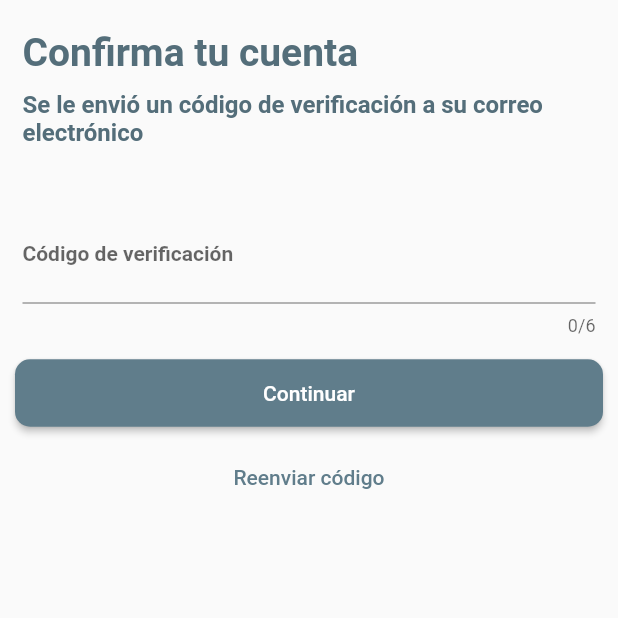
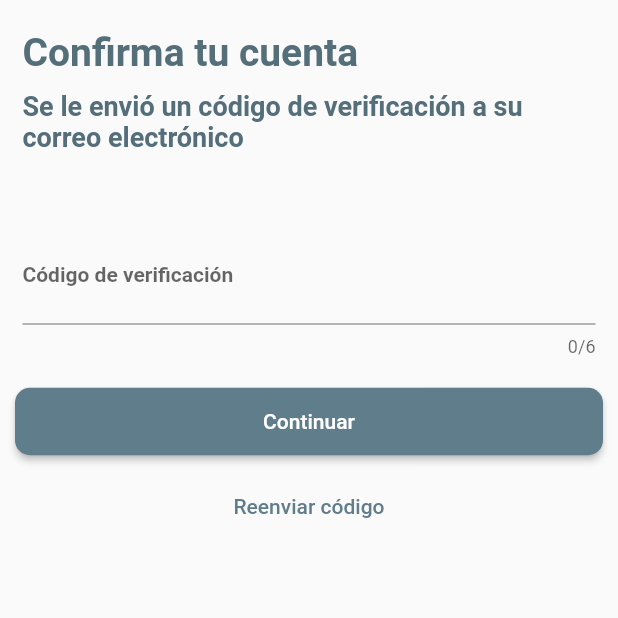
Before and after one commit to jcarloshg/Floky, a Flutter app: the ConfirmAccountScreen screen opened by its route, on a phone screen of 412 x 824 dp, the top half of it. Run offline on Flutter 3.47's test engine with Material 2 defaults, Android fonts, the phone set to English and light mode, and no system bars; our stand-ins replace bloc, flutter_bloc, get_it; missing offline and left inert: amplify_api, amplify_auth_cognito, amplify_flutter, safeprint.

Commit message:
Modify styles from all widgets only margins

```diff
--- a/lib/views/pages/authenticate/singin/login.controller.dart
+++ b/lib/views/pages/authenticate/singin/login.controller.dart
@@ -44,4 +44,10 @@ class LoginController {
     Navigator.pushNamed(context, PageIndex.formRegisterScreen.route);
     // Navigator.pushNamed(context, PageIndex.confirmationRegister.route);
   }
+
+  void goEnterUsername(BuildContext context) {
+    authenticateBloc.cleanState();
+    Navigator.pushNamed(context, PageIndex.enterUsername.route);
+    // Navigator.pushNamed(context, PageIndex.confirmationRegister.route);
+  }
 }
--- a/lib/views/pages/pages.index.dart
+++ b/lib/views/pages/pages.index.dart
@@ -11,6 +11,7 @@
 import 'package:floky/views/pages/activities/activities_by_category/activities_by_category.dart';
 import 'package:floky/views/pages/activities/activities.index.dart';
 import 'package:floky/views/pages/authenticate/authenticate.index.dart';
+import 'package:floky/views/pages/authenticate/reset_pass/screens/enter_username.screen.dart';
 import 'package:floky/views/pages/authenticate/singin/screens/login.screen.dart';
 import 'package:floky/views/pages/authenticate/singup/screens/confirm_account.scree.dart';
 import 'package:floky/views/pages/authenticate/singup/screens/confirmation_register.dart';
@@ -73,6 +74,18 @@ class PageIndex {
   static final confirmationRegister = _Page(
     route: 'confirmationRegister',
     screen: const ConfirmationRegister(),
+  );
+
+  //
+  //
+  //
+  //
+  // nominal case [resetpass]
+  // ============================================================
+  // ============================================================
+  static final enterUsername = _Page(
+    route: 'enterUsername',
+    screen: const EnterUsername(),
   );
 
   //============================================================
@@ -146,6 +159,9 @@ class PageIndex {
     pages.add(formRegisterScreen);
     pages.add(confirmAccountScreen);
     pages.add(confirmationRegister);
+
+    // auth/resetpass
+    pages.add(enterUsername);
 
     Map<String, Widget Function(BuildContext)> appRoutes = {};
 
--- a/lib/views/widgets/Inputs/utils/input_decorations.dart
+++ b/lib/views/widgets/Inputs/utils/input_decorations.dart
@@ -6,6 +6,11 @@ class InputDecorations {
       ? BoxDecoration(border: Border.all())
       : const BoxDecoration();
 
-  static EdgeInsets getMarginInputs() =>
-      const EdgeInsets.symmetric(vertical: 5, horizontal: 15);
+  static EdgeInsets getMarginInputs() => const EdgeInsets.only(
+        left: 15,
+        right: 15,
+        top: 5,
+        bottom: 10,
+      );
+  // (vertical: 10, horizontal: 15);
 }
--- a/lib/views/widgets/UI/Button/button.dart
+++ b/lib/views/widgets/UI/Button/button.dart
@@ -9,7 +9,7 @@ class Button extends StatelessWidget {
   @override
   Widget build(BuildContext context) {
     return Container(
-      margin: const EdgeInsets.symmetric(vertical: 10, horizontal: 10),
+      margin: const EdgeInsets.symmetric(horizontal: 10, vertical: 10),
       width: double.infinity,
       height: 45,
       child: MaterialButton(
--- a/lib/views/widgets/UI/Titles/titles.dart
+++ b/lib/views/widgets/UI/Titles/titles.dart
@@ -21,13 +21,13 @@ class Titles {
     return Container(
       width: double.infinity,
       // decoration: BoxDecoration(border: Border.all()),
-      margin: const EdgeInsets.symmetric(horizontal: 15, vertical: 5),
+      margin: const EdgeInsets.only(left: 15, right: 15, top: 5, bottom: 15),
       child: Text(
         subtitle ?? '[NOT_SUBTITLE]',
         textAlign: isCenter! ? TextAlign.center : TextAlign.left,
         style: TextStyle(
           color: Colors.blueGrey.shade600,
-          fontSize: 16,
+          fontSize: 18,
           fontWeight: FontWeight.w600,
         ),
       ),
@@ -39,7 +39,7 @@ class Titles {
       width: double.infinity,
       // decoration: BoxDecoration(border: Border.all()),
       // margin: const EdgeInsets.symmetric(vertical: 5),
-      margin: const EdgeInsets.symmetric(horizontal: 15, vertical: 5),
+      margin: const EdgeInsets.symmetric(horizontal: 15, vertical: 10),
       child: Text(
         thirdTitle ?? '[NOT_thirdTitle]',
         textAlign: isCenter! ? TextAlign.center : TextAlign.left,
```
Also changed, not shown: lib/views/pages/authenticate/reset_pass/screens/enter_username.screen.dart (added, +29 -0 lines), lib/views/pages/authenticate/singin/widgets/form_login.dart (+7 -4 lines), lib/views/pages/authenticate/reset_pass/reset_pass.controll.dart (added).
